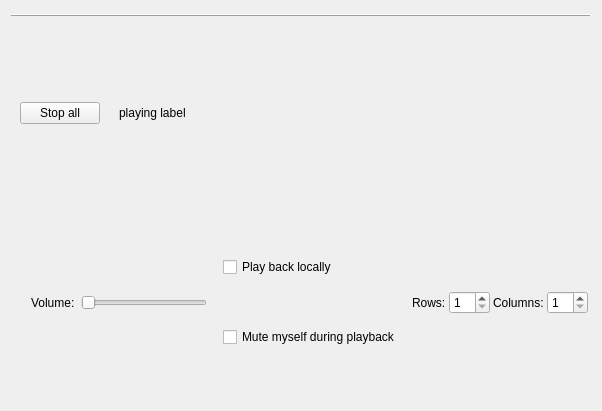
Before: the Qt Designer form src/config_qt.ui in MGraefe/RP-Soundboard, drawn with Qt 5.
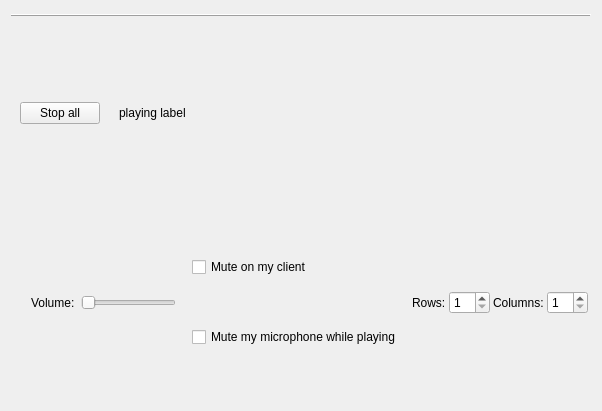
After: the same form once the commit is applied. Icons and pictures are not drawn.

Commit message: Renamed/Reversed meaning of 'play back locally' to 'mute on my client'

Diff of the .ui file:
```diff
--- a/src/config_qt.ui
+++ b/src/config_qt.ui
@@ -201,14 +201,14 @@
         <item>
          <widget class="QCheckBox" name="cb_playback_locally">
           <property name="text">
-           <string>Play back locally</string>
+           <string>Mute on my client</string>
           </property>
          </widget>
         </item>
         <item>
          <widget class="QCheckBox" name="cb_mute_myself">
           <property name="text">
-           <string>Mute myself during playback</string>
+           <string>Mute my microphone while playing</string>
           </property>
          </widget>
         </item>
```
Left out of the diff: 2 changed lines with no effect on the pictures. The commit also changes 3 other files.
